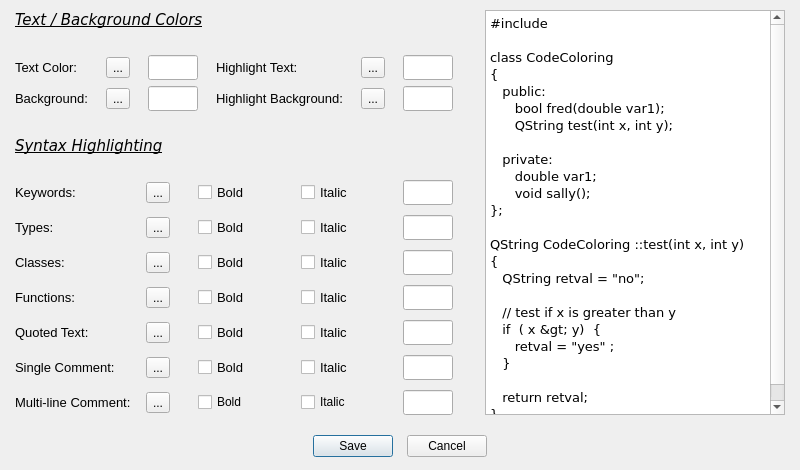
copperspice/diamond, file dialog_colors.ui: the form before one commit.
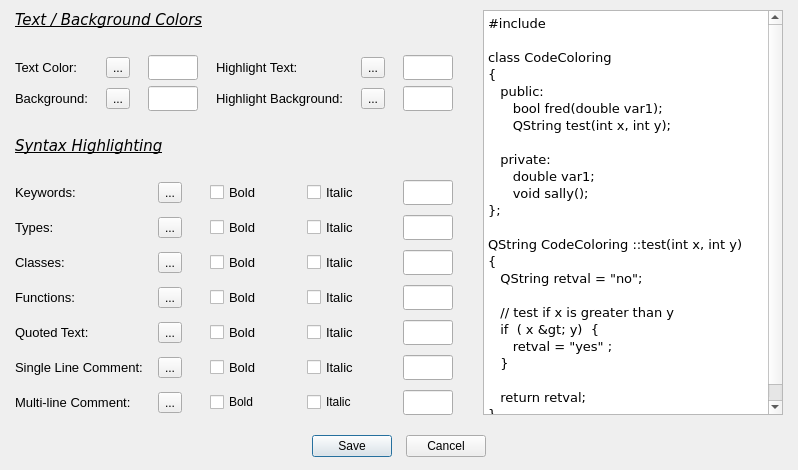
The form after the commit.

```diff
--- a/dialog_colors.ui
+++ b/dialog_colors.ui
@@ -9,7 +9,7 @@
    <rect>
     <x>0</x>
     <y>0</y>
-    <width>799</width>
+    <width>797</width>
     <height>470</height>
    </rect>
   </property>
@@ -600,7 +600,7 @@
         </font>
        </property>
        <property name="text">
-        <string>Single Comment:</string>
+        <string>Single Line Comment:</string>
        </property>
       </widget>
      </item>
@@ -1032,7 +1032,7 @@
      </property>
      <property name="sizeHint" stdset="0">
       <size>
-       <width>20</width>
+       <width>18</width>
        <height>20</height>
       </size>
      </property>
```
